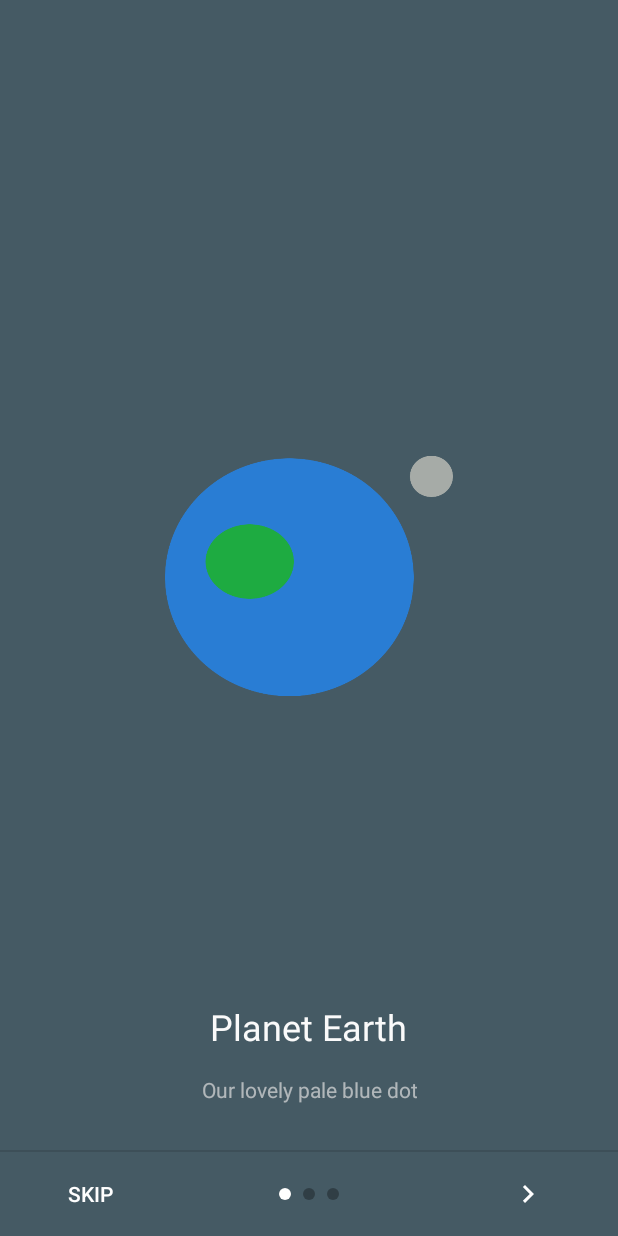
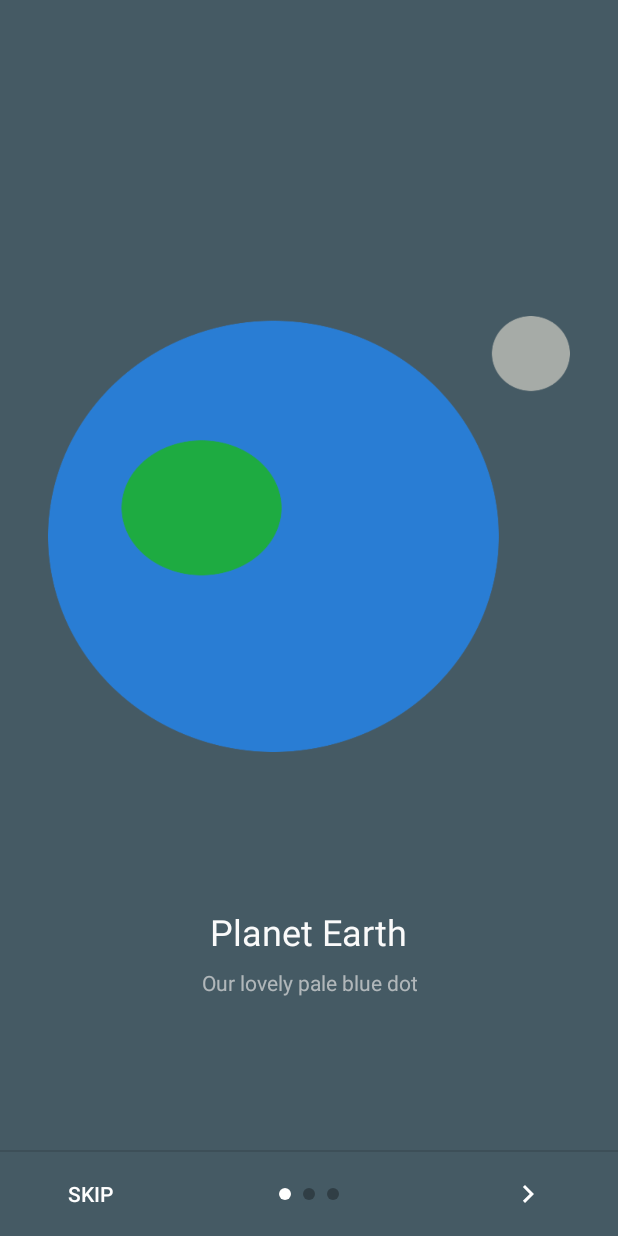
Before and after one commit to chyrta/AndroidOnboarder, an Android app: the screen it shows after launch (IntroActivity), on a phone screen of 412 x 824 dp. Run offline under Robolectric (Android 15) with nearby library versions, the phone set to English and light mode, and no system bars.

Commit message:
Modified the layouts to be better displayed on more device sizes. And added some "tools" attributes for better readibility in AS 	- The Image now uses as much space as possible.  The old 'dimen' made it look very small on a tablet. 	- The image is now in a FrameLayout and uses gravity 'center' for landscape and "center|bottom" for portrait 	- The image now has a weight of 2 in portrait mode, bringing it down a bit more. 	- Removed unneeded "alpha=1.0" 	- Added a new dimen : margin_between_title_and_description as it's not the same as activity_margin

```diff
--- a/onboarder/src/main/res/layout-land/fragment_onboarder.xml
+++ b/onboarder/src/main/res/layout-land/fragment_onboarder.xml
@@ -1,22 +1,32 @@
 <?xml version="1.0" encoding="utf-8"?>
-<LinearLayout xmlns:android="http://schemas.android.com/apk/res/android"
+<LinearLayout
+   xmlns:android="http://schemas.android.com/apk/res/android"
    xmlns:tools="http://schemas.android.com/tools"
    android:orientation="horizontal"
    android:layout_width="match_parent"
    android:layout_height="match_parent"
-    android:padding="@dimen/activity_margin">
-
-
+   android:padding="@dimen/activity_margin"
+   tools:background="@android:color/black"
+>
+   <FrameLayout
+      android:layout_width="0dp"
+      android:layout_height="match_parent"
+      android:layout_margin="@dimen/activity_margin"
+      android:layout_weight="1"
+   >
       <ImageView
          android:id="@+id/iv_onboarder_image"
-        android:layout_width="0dp"
-        android:layout_height="@dimen/section_image_item"
+         android:layout_width="wrap_content"
+         android:layout_height="wrap_content"
+         android:layout_gravity="center"
          android:adjustViewBounds="true"
-        android:alpha="1.0"
-        android:layout_weight="1"
-        android:layout_gravity="center"
-        android:scaleType="fitCenter"/>
-
+         android:scaleType="fitCenter"
+         android:contentDescription="@null"
+         tools:layout_width="100dp"
+         tools:layout_height="100dp"
+         tools:background="@color/white"
+      />
+   </FrameLayout>
 
    <LinearLayout
       android:layout_width="0dp"
@@ -25,27 +35,28 @@
       android:gravity="center"
       android:orientation="vertical"
       android:layout_weight="1"
-        android:padding="@dimen/activity_margin">
-
+      android:padding="@dimen/activity_margin"
+   >
       <TextView
          android:id="@+id/tv_onboarder_title"
          style="@style/TextAppearance.AppCompat.Headline"
          android:layout_width="wrap_content"
          android:layout_height="wrap_content"
          android:textColor="@color/white"
-            tools:text="Section First"/>
+         tools:text="Section First"
+      />
 
       <TextView
          android:id="@+id/tv_onboarder_description"
          style="@style/TextAppearance.AppCompat.Body1"
          android:layout_width="wrap_content"
          android:layout_height="wrap_content"
-            android:layout_marginTop="@dimen/activity_margin"
+         android:layout_marginTop="@dimen/margin_between_title_and_description"
          android:alpha="0.7"
          android:gravity="center"
          android:textColor="@color/white"
-            tools:text="A long description about my application"/>
+         tools:text="A long description about my application"
+      />
 
    </LinearLayout>
-
 </LinearLayout>
--- a/onboarder/src/main/res/layout/fragment_onboarder.xml
+++ b/onboarder/src/main/res/layout/fragment_onboarder.xml
@@ -1,26 +1,45 @@
 <?xml version="1.0" encoding="utf-8"?>
-<FrameLayout xmlns:android="http://schemas.android.com/apk/res/android"
+<LinearLayout
+   xmlns:android="http://schemas.android.com/apk/res/android"
    xmlns:tools="http://schemas.android.com/tools"
    android:orientation="vertical"
    android:layout_width="match_parent"
    android:layout_height="match_parent"
-    android:padding="@dimen/activity_margin">
+   android:padding="@dimen/activity_margin"
+   tools:background="@android:color/black"
+>
 
+   <FrameLayout
+      android:layout_width="match_parent"
+      android:layout_height="0dp"
+      android:layout_weight="2"
+      android:layout_margin="@dimen/activity_margin"
+   >
       <ImageView
          android:id="@+id/iv_onboarder_image"
-        android:layout_width="@dimen/section_image_item"
-        android:layout_height="@dimen/section_image_item"
+         android:layout_width="wrap_content"
+         android:layout_height="wrap_content"
          android:adjustViewBounds="true"
-        android:layout_gravity="center"
-        android:scaleType="fitCenter"/>
+         android:layout_gravity="bottom|center_horizontal"
+         android:scaleType="fitCenter"
+         android:contentDescription="@null"
+         tools:background="@color/white"
+         tools:layout_width="100dp"
+         tools:layout_height="100dp"
+      />
+      <!--android:alpha="1.0"-->
+   </FrameLayout>
+
 
    <LinearLayout
-        android:layout_width="match_parent"
-        android:layout_height="wrap_content"
-        android:layout_gravity="bottom"
+      android:layout_width="wrap_content"
+      android:layout_height="0dp"
+      android:layout_gravity="center"
       android:gravity="center"
       android:orientation="vertical"
-        android:padding="@dimen/activity_margin">
+      android:layout_weight="1"
+      android:padding="@dimen/activity_margin"
+   >
 
       <TextView
          android:id="@+id/tv_onboarder_title"
@@ -28,19 +47,20 @@
          android:layout_width="wrap_content"
          android:layout_height="wrap_content"
          android:textColor="@color/white"
-            tools:text="Section First"/>
+         tools:text="Section First"
+      />
 
       <TextView
          android:id="@+id/tv_onboarder_description"
          style="@style/TextAppearance.AppCompat.Body1"
          android:layout_width="wrap_content"
          android:layout_height="wrap_content"
-            android:layout_marginTop="@dimen/activity_margin"
+         android:layout_marginTop="@dimen/margin_between_title_and_description"
          android:alpha="0.7"
          android:gravity="center"
          android:textColor="@color/white"
-            tools:text="A long description about my application"/>
+         tools:text="A long description about my application"
+      />
 
    </LinearLayout>
-
-</FrameLayout>
+</LinearLayout>
--- a/onboarder/src/main/res/values/dimen.xml
+++ b/onboarder/src/main/res/values/dimen.xml
@@ -1,7 +1,7 @@
 <?xml version="1.0" encoding="utf-8"?>
 <resources>
-    <dimen name="activity_margin">16dp</dimen>
-    <dimen name="activity_half_margin">8dp</dimen>
-    <dimen name="indicator_size">8dp</dimen>
-    <dimen name="section_image_item">192dp</dimen>
+   <dimen name="activity_margin">16dp</dimen>
+   <dimen name="indicator_size">8dp</dimen>
+
+   <dimen name="margin_between_title_and_description">8dp</dimen>
 </resources>
```
Lines whose indentation alone changed are shown as unchanged.
